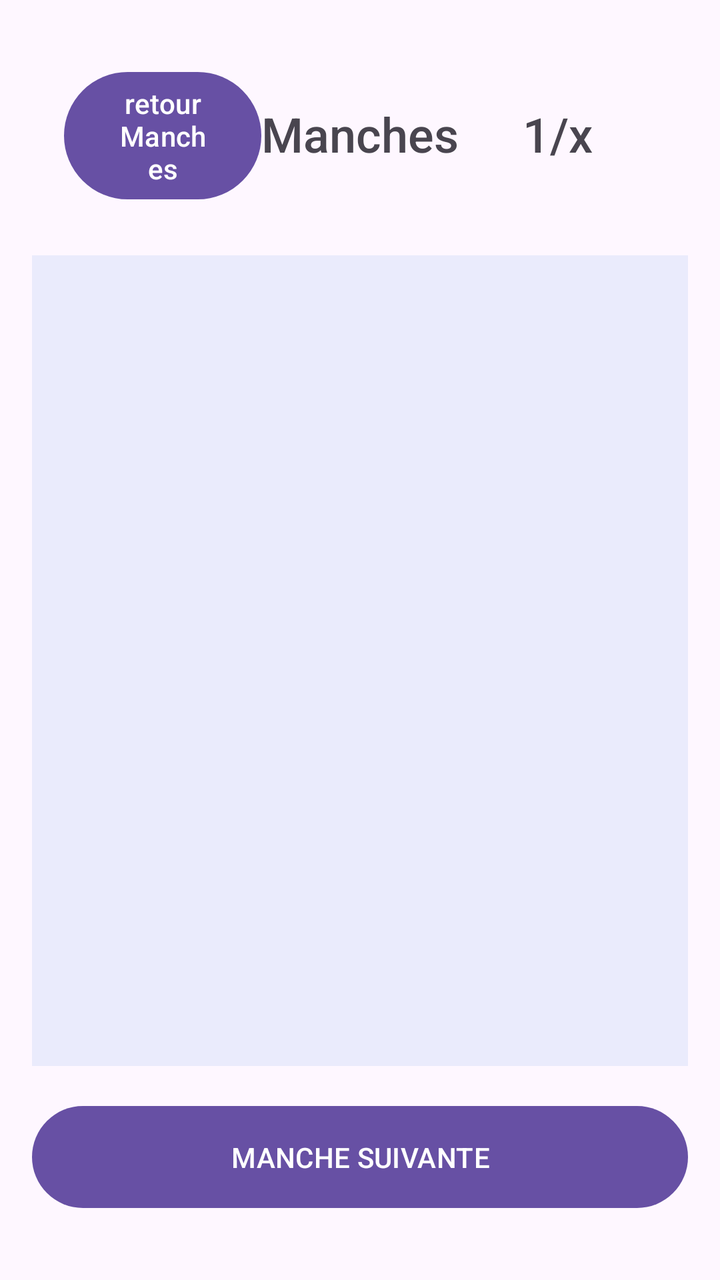
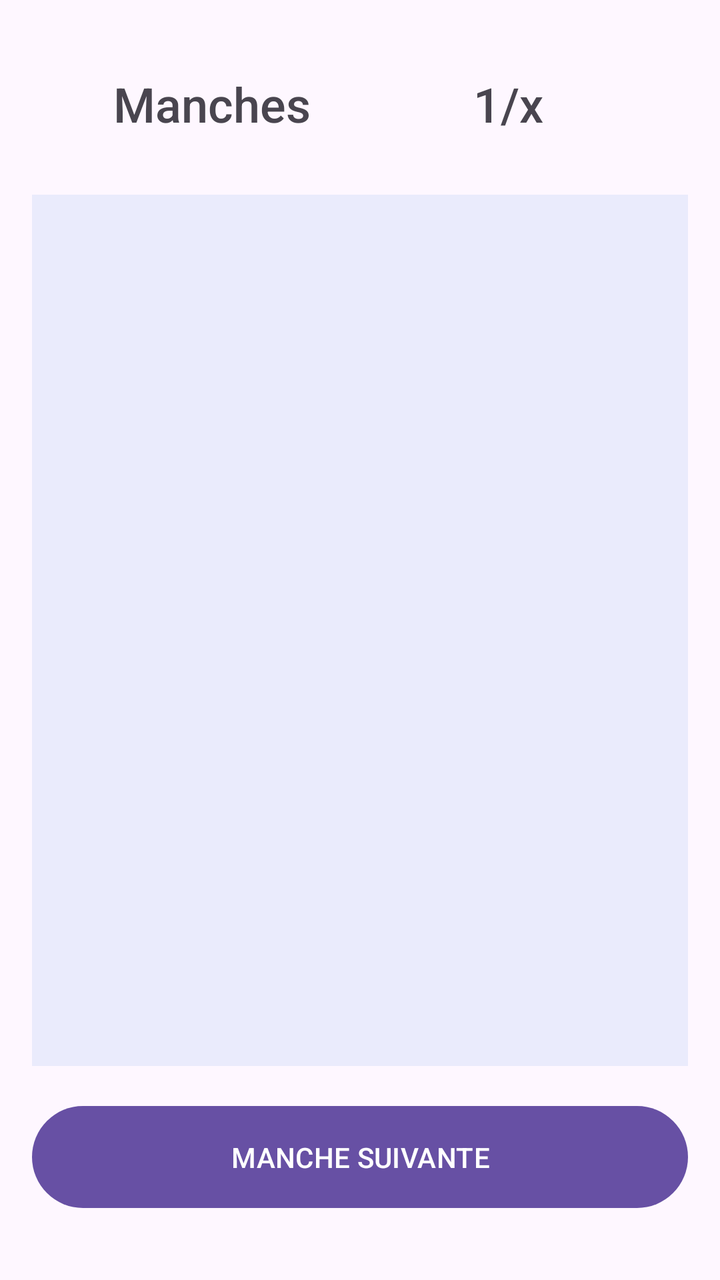

The first picture is an Android layout as it rendered before a commit; the second is the same layout after the commit. The layout source and the unified diff follow.
<!-- AndroidManifest.xml: application theme Theme.SwissTournament2 -->
<!-- res/layout/match_en_cours_manchex.xml -->
<?xml version="1.0" encoding="utf-8"?>
<LinearLayout
    xmlns:android="http://schemas.android.com/apk/res/android"
    xmlns:app="http://schemas.android.com/apk/res-auto"
    xmlns:tools="http://schemas.android.com/tools"
    android:layout_width="match_parent"
    android:layout_height="match_parent"
    android:id="@+id/match_en_cour"
    android:orientation="vertical"
    android:padding="16dp"
    tools:context=".Activity.MatchEncourMancheX">
    <LinearLayout
        android:id="@+id/headerPerso"
        android:layout_width="match_parent"
        android:layout_height="wrap_content"
        android:orientation="horizontal"
        android:padding="16dp"
        android:gravity="center_vertical">
        <Button
            android:id="@+id/retourMancheBtn"
            android:layout_width="0dp"
            android:layout_height="wrap_content"
            android:layout_weight="1"
            android:text="@string/retour_manches">

        </Button>
        <TextView
            android:id="@+id/mancheName"
            android:layout_width="0dp"
            android:layout_height="wrap_content"
            android:layout_weight="1"
            android:elegantTextHeight="true"
            android:gravity="center"
            android:fontFamily="sans-serif-medium"
            android:text="@string/manches"
            android:textSize="24sp"/>
        <TextView
            android:id="@+id/numManche"
            android:layout_width="0dp"
            android:layout_weight="1"
            android:layout_height="wrap_content"
            android:elegantTextHeight="true"
            android:fontFamily="sans-serif-medium"
            android:gravity="center"
            android:textSize="24sp"
            android:text="@string/_1_x"/>

    </LinearLayout>

    <LinearLayout
        android:id="@+id/LayoutMatchenCour"
        android:layout_width="match_parent"
        android:layout_height="0dp"
        android:layout_weight="1"
        android:orientation="vertical"
        android:layout_marginBottom="16dp" >
    <FrameLayout
        android:layout_width="match_parent"
        android:layout_height="0dp"
        android:layout_weight="1"
        android:layout_marginTop="8dp"
        android:background="#172A6CDF">

        <androidx.recyclerview.widget.RecyclerView
            android:id="@+id/matchList"
            android:layout_width="match_parent"
            android:layout_height="match_parent">
        </androidx.recyclerview.widget.RecyclerView>
    </FrameLayout>
    </LinearLayout>

    <Button
        android:id="@+id/NextRoundBTN"
        android:layout_width="match_parent"
        android:layout_height="wrap_content"
        android:layout_marginBottom="16dp"
        android:padding="16dp"
        android:text="@string/manche_suivante"
        />
    </LinearLayout>
<!-- resources referenced by this layout -->
<resources>
  <string name="_1_x">1/x</string>
  <string name="manche_suivante">MANCHE SUIVANTE</string>
  <string name="manches">Manches</string>
  <string name="retour_manches">retour Manches</string>
  <style name="Theme.SwissTournament2" parent="Base.Theme.SwissTournament2" />
  <style name="Base.Theme.SwissTournament2" parent="Theme.Material3.DayNight.NoActionBar">
          
          
      </style>
</resources>

<!-- the commit's change to res/layout/match_en_cours_manchex.xml (unified diff, before → after) -->
@@ -16,14 +16,6 @@
         android:orientation="horizontal"
         android:padding="16dp"
         android:gravity="center_vertical">
-        <Button
-            android:id="@+id/retourMancheBtn"
-            android:layout_width="0dp"
-            android:layout_height="wrap_content"
-            android:layout_weight="1"
-            android:text="@string/retour_manches">
-
-        </Button>
         <TextView
             android:id="@+id/mancheName"
             android:layout_width="0dp"
<!-- resource entries referenced after the edit -->
@@ -3,7 +3,6 @@
   <string name="_1_x">1/x</string>
   <string name="manche_suivante">MANCHE SUIVANTE</string>
   <string name="manches">Manches</string>
-  <string name="retour_manches">retour Manches</string>
   <style name="Theme.SwissTournament2" parent="Base.Theme.SwissTournament2" />
   <style name="Base.Theme.SwissTournament2" parent="Theme.Material3.DayNight.NoActionBar">
           
